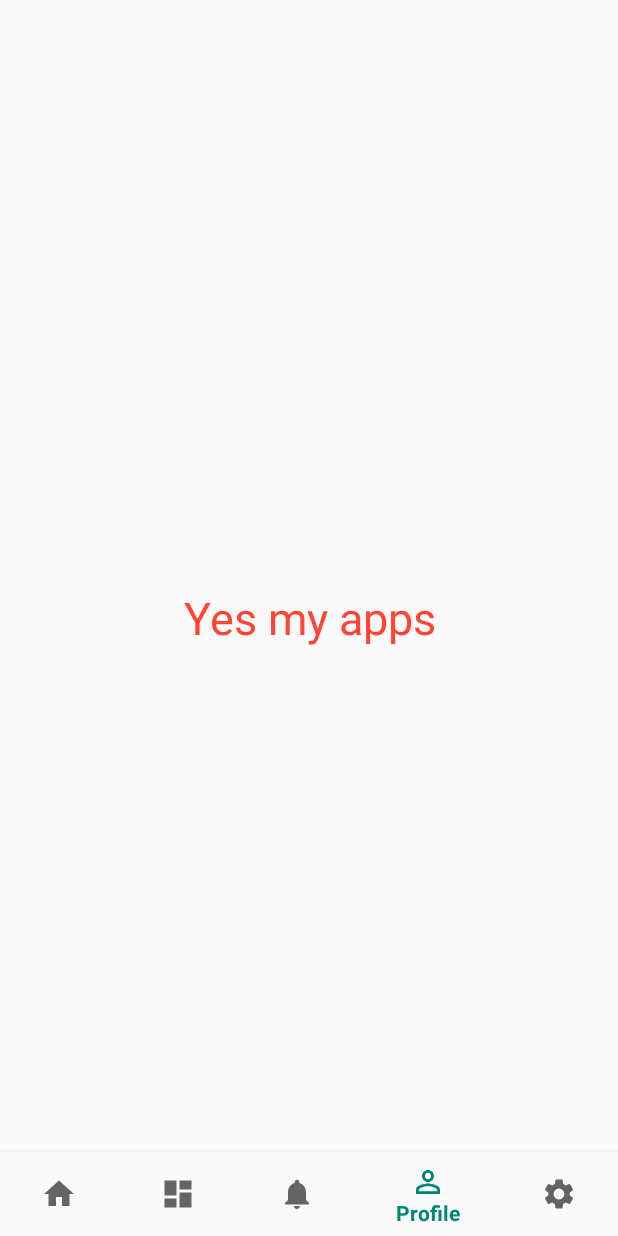
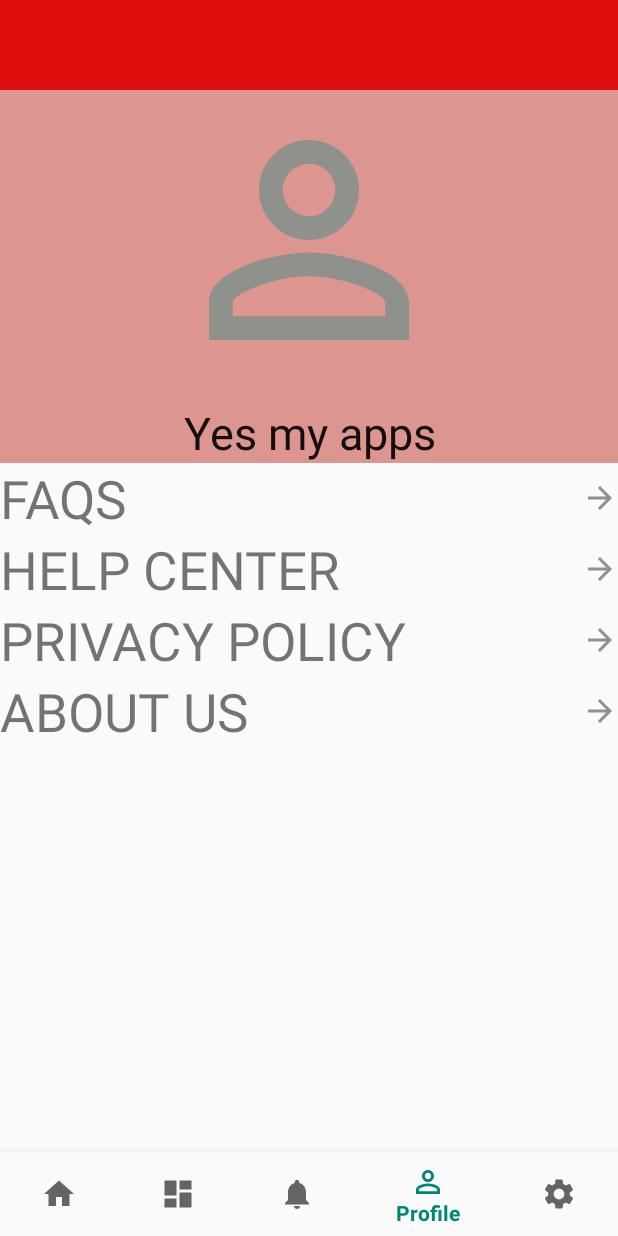
Before and after one commit to aakashe502/DoorStep, an Android app: the Profile screen opened through its navigation route, on a phone screen of 412 x 824 dp. Run offline under Robolectric (Android 15) with nearby library versions, the phone set to English and light mode, and no system bars; our stand-ins replace CircleImageView, navigation-ui.

Commit message:
added fragment

```diff
--- a/app/src/main/java/com/hadIt/doorstep/ui/Profile/Profile.java
+++ b/app/src/main/java/com/hadIt/doorstep/ui/Profile/Profile.java
@@ -18,6 +18,8 @@ public class Profile extends Fragment {
     public View onCreateView(@NonNull LayoutInflater inflater,
                              ViewGroup container,Bundle savedInstanceState) {
 
+
+
         View root = inflater.inflate(R.layout.fragment_profile,container,false);
 
         return root;
--- a/app/src/main/java/com/hadIt/doorstep/ui/home/HomeFragment.java
+++ b/app/src/main/java/com/hadIt/doorstep/ui/home/HomeFragment.java
@@ -74,7 +74,7 @@ public class HomeFragment extends Fragment {
     private void loadFragment(Fragment fragment) {
         FragmentManager fragmentManager=getFragmentManager();
         FragmentTransaction fragmentTransaction=fragmentManager.beginTransaction();
-        fragmentTransaction.replace(R.id.frame,fragment).commit();
+        //fragmentTransaction.replace(R.id.frame,fragment).commit();
         drawerLayout.closeDrawer(GravityCompat.START);
         fragmentTransaction.addToBackStack(null);
     }
--- /dev/null
+++ b/app/src/main/res/drawable/forward.xml
@@ -0,0 +1,5 @@
+<vector android:height="24dp" android:tint="#8E918C"
+    android:viewportHeight="24.0" android:viewportWidth="24.0"
+    android:width="24dp" xmlns:android="http://schemas.android.com/apk/res/android">
+    <path android:fillColor="#FF000000" android:pathData="M12,4l-1.41,1.41L16.17,11H4v2h12.17l-5.58,5.59L12,20l8,-8z"/>
+</vector>
--- a/app/src/main/res/layout/activity_home.xml
+++ b/app/src/main/res/layout/activity_home.xml
@@ -29,4 +29,17 @@
         app:layout_constraintRight_toRightOf="parent"
         app:layout_constraintTop_toTopOf="parent"
         app:navGraph="@navigation/mobile_navigation" />
+
+    <TextView
+        android:layout_width="match_parent"
+        android:layout_height="wrap_content"
+        android:text="my name is aakash"
+        android:textSize="40dp"
+        app:layout_constraintEnd_toEndOf="@+id/nav_host_fragment"
+
+        app:layout_constraintHorizontal_bias="0.51"
+        app:layout_constraintLeft_toLeftOf="parent"
+        app:layout_constraintRight_toRightOf="parent"
+        app:layout_constraintTop_toTopOf="@+id/nav_view"
+        />
 </androidx.constraintlayout.widget.ConstraintLayout>
--- a/app/src/main/res/layout/app_bar_main.xml
+++ b/app/src/main/res/layout/app_bar_main.xml
@@ -4,7 +4,7 @@
     android:orientation="vertical"
     android:layout_width="match_parent"
     android:layout_alignParentTop="true"
-    android:layout_height="match_parent">
+    android:layout_height="wrap_content">
     <com.google.android.material.appbar.AppBarLayout
         android:layout_width="match_parent"
         app:elevation="0dp"
@@ -21,11 +21,12 @@
             android:layout_height="60dp">
         </androidx.appcompat.widget.Toolbar>
     </com.google.android.material.appbar.AppBarLayout>
-    <FrameLayout
+
+</androidx.coordinatorlayout.widget.CoordinatorLayout>
+<!--  <FrameLayout
         android:layout_width="match_parent"
-        android:layout_height="match_parent"
+        android:layout_height="wrap_content"
         android:id="@+id/frame"
         app:layout_behavior="@string/appbar_scrolling_view_behavior"
         >
-    </FrameLayout>
-</androidx.coordinatorlayout.widget.CoordinatorLayout>
+    </FrameLayout>  -->
--- a/app/src/main/res/layout/fragment_notifications.xml
+++ b/app/src/main/res/layout/fragment_notifications.xml
@@ -3,7 +3,11 @@
     xmlns:app="http://schemas.android.com/apk/res-auto"
     android:layout_width="match_parent"
     android:layout_height="match_parent">
-
+    <include
+        android:layout_width="match_parent"
+        android:layout_height="match_parent"
+        layout="@layout/app_bar_main"
+        />
     <TextView
         android:id="@+id/text_notifications"
         android:layout_width="match_parent"
--- a/app/src/main/res/layout/fragment_profile.xml
+++ b/app/src/main/res/layout/fragment_profile.xml
@@ -1,8 +1,33 @@
 <?xml version="1.0" encoding="utf-8"?>
 <RelativeLayout xmlns:android="http://schemas.android.com/apk/res/android"
     android:layout_width="match_parent"
-    android:layout_height="match_parent"
-    xmlns:app="http://schemas.android.com/apk/res-auto">
+    android:layout_height="wrap_content"
+   >
+
+    <include
+        android:id="@+id/top"
+        layout="@layout/app_bar_main"
+        android:layout_width="match_parent"
+        android:layout_height="wrap_content"
+       />
+    <RelativeLayout
+        android:id="@+id/rl1"
+        android:layout_width="match_parent"
+        android:layout_height="wrap_content"
+        android:layout_below="@+id/top"
+        android:orientation="vertical"
+        android:background="#74B81C10"
+        >
+
+        <de.hdodenhof.circleimageview.CircleImageView
+            android:id="@+id/profile_pic"
+            android:layout_width="200dp"
+            android:layout_height="200dp"
+           android:layout_centerHorizontal="true"
+
+            android:src="@drawable/profile"
+
+            />
 
         <TextView
             android:id="@+id/text_profile"
@@ -15,11 +40,56 @@
             android:textSize="30dp"
             android:text="Yes my apps"
             android:layout_centerVertical="true"
-        android:textColor="#f43"
 
-        app:layout_constraintEnd_toEndOf="parent"
-        app:layout_constraintStart_toStartOf="parent"
-        app:layout_constraintTop_toTopOf="parent" />
+            android:textColor="#130D0D"
+            android:layout_below="@+id/profile_pic"
+
+            />
+    </RelativeLayout>
+
+    <LinearLayout
+        android:layout_width="match_parent"
+        android:layout_height="match_parent"
+        android:layout_below="@id/rl1"
+        android:orientation="vertical">
+
+        <TextView
+            android:layout_width="match_parent"
+            android:layout_height="wrap_content"
+            android:text="FAQS"
+
+            android:drawableEnd="@drawable/forward"
+           android:textSize="35dp"/>
+        <TextView
+            android:layout_width="match_parent"
+            android:layout_height="wrap_content"
+            android:text="HELP CENTER"
+
+            android:drawableEnd="@drawable/forward"
+            android:textSize="35dp"
+            />
+        <TextView
+            android:layout_width="match_parent"
+            android:layout_height="wrap_content"
+            android:text="PRIVACY POLICY"
+            android:textSize="35dp"
+            android:drawableEnd="@drawable/forward"
+            />
+        <TextView
+            android:layout_width="match_parent"
+            android:layout_height="wrap_content"
+            android:text="ABOUT US"
+            android:textSize="35dp"
+            android:drawableEnd="@drawable/forward"
+           />
+
+    </LinearLayout>
+
+
+
+
+
+
 
 
 
--- a/app/src/main/res/layout/fragment_settings.xml
+++ b/app/src/main/res/layout/fragment_settings.xml
@@ -3,7 +3,11 @@
     android:layout_width="match_parent"
     android:layout_height="match_parent"
     xmlns:app="http://schemas.android.com/apk/res-auto">
-
+    <include
+        android:layout_width="match_parent"
+        android:layout_height="match_parent"
+        layout="@layout/app_bar_main"
+        />
     <TextView
         android:id="@+id/text_settings"
         android:layout_width="match_parent"
```
Also changed, not shown: app/src/main/res/layout/fragment_dashboard.xml (+11 -3 lines), app/src/main/res/layout/fragment_home.xml (+23 -3 lines), 1 other file. Lines whose indentation alone changed are shown as unchanged.
